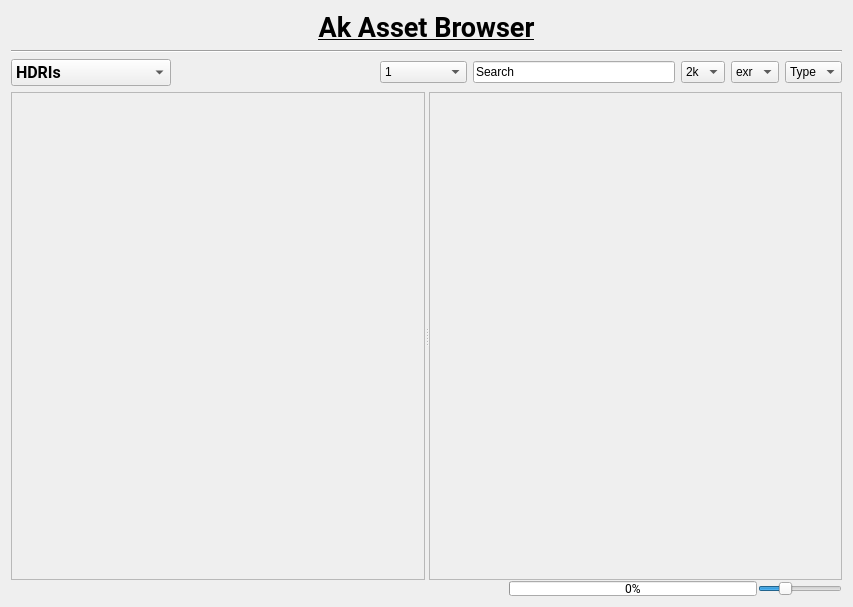
Qt form src/ui/mainUI.ui (Akshay25798/VFX-Asset_Browser_Houdini) before a commit.
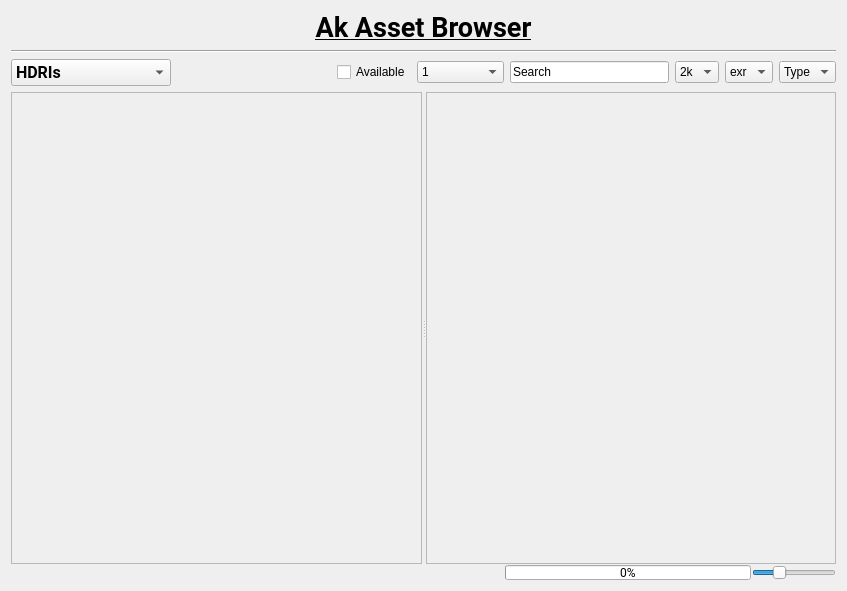
The same form after that commit.

What changed in the file:
```diff
--- a/src/ui/mainUI.ui
+++ b/src/ui/mainUI.ui
@@ -6,8 +6,8 @@
    <rect>
     <x>0</x>
     <y>0</y>
-    <width>853</width>
-    <height>607</height>
+    <width>847</width>
+    <height>591</height>
    </rect>
   </property>
   <property name="windowTitle">
@@ -104,6 +104,13 @@
          </property>
         </spacer>
        </item>
+       <item>
+        <widget class="QCheckBox" name="checkBox">
+         <property name="text">
+          <string>Available</string>
+         </property>
+        </widget>
+       </item>
        <item>
         <widget class="QComboBox" name="catagories">
          <property name="currentText">
@@ -208,8 +215,8 @@
           <rect>
            <x>0</x>
            <y>0</y>
-           <width>416</width>
-           <height>494</height>
+           <width>409</width>
+           <height>455</height>
           </rect>
          </property>
         </widget>
@@ -223,8 +230,8 @@
           <rect>
            <x>0</x>
            <y>0</y>
-           <width>416</width>
-           <height>494</height>
+           <width>409</width>
+           <height>455</height>
           </rect>
          </property>
         </widget>
```
